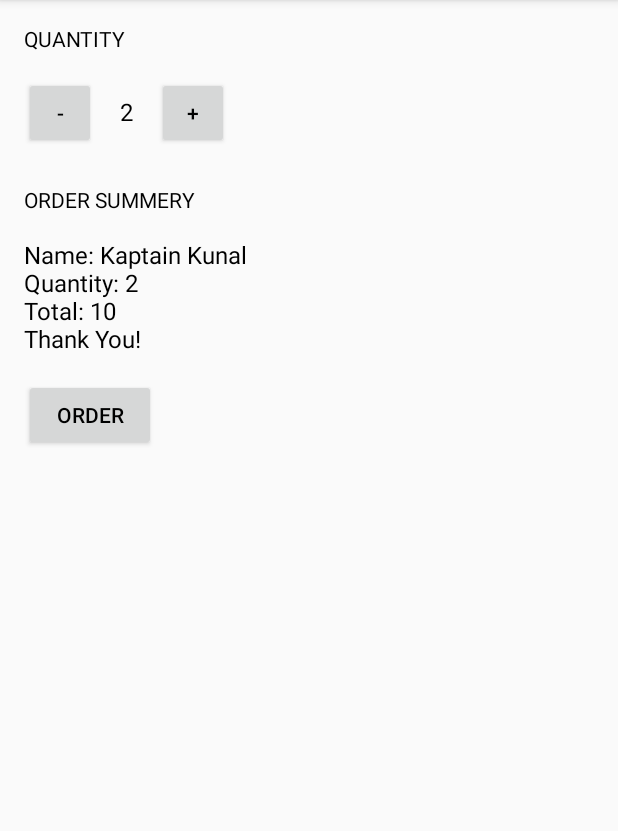
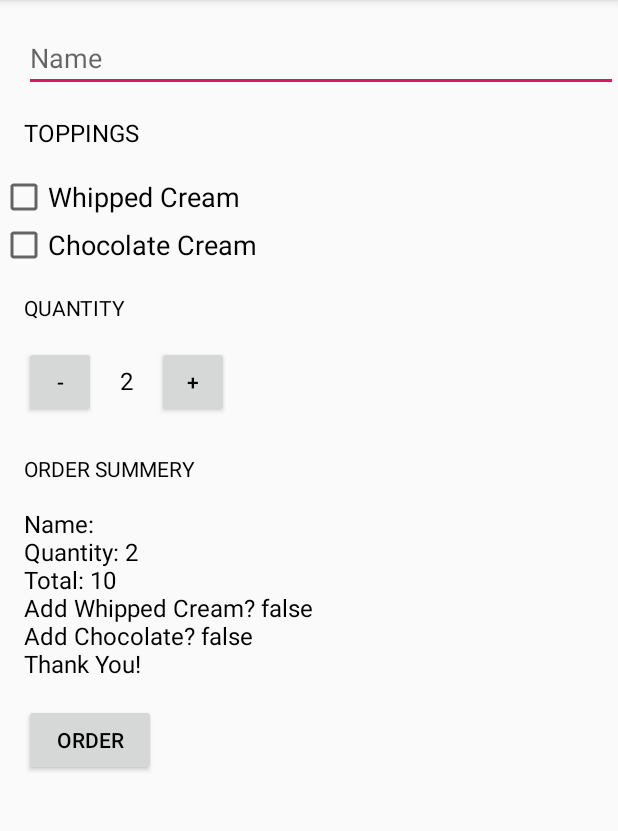
Before and after one commit to superdave2u/Personal-Projects, an Android app: the screen it shows after launch (MainActivity), after a tap on "ORDER", on a phone screen of 412 x 824 dp, the part 84-915 px from its top. Run offline under Robolectric (Android 15) with nearby library versions, the phone set to English and light mode, and no system bars.

Commit message:
finished adding EditText view to allow input of a person\'s name

```diff
--- a/JustJava/app/src/main/java/com/example/justjava/MainActivity.java
+++ b/JustJava/app/src/main/java/com/example/justjava/MainActivity.java
@@ -3,6 +3,8 @@ package com.example.justjava;
 import android.os.Bundle;
 import androidx.appcompat.app.AppCompatActivity;
 import android.view.View;
+import android.widget.CheckBox;
+import android.widget.EditText;
 import android.widget.TextView;
 import java.text.NumberFormat;
 
@@ -17,13 +19,22 @@ public class MainActivity extends AppCompatActivity {
     protected void onCreate(Bundle savedInstanceState) {
         super.onCreate(savedInstanceState);
         setContentView(R.layout.activity_main);
+
     }
 
     /**
      * This method is called when the order button is clicked.
      */
     public void submitOrder(View view) {
-        displayMessage(createOrderSummery(numberOfCoffees, (numberOfCoffees * 5)));
+
+        CheckBox addWhipCream = (CheckBox) findViewById(R.id.checkbox_whipped_cream);
+        CheckBox addChocolate = (CheckBox) findViewById(R.id.checkbox_chocolate);
+        EditText nameOfPerson = (EditText) findViewById(R.id.enter_name_view);
+        displayMessage(createOrderSummery(nameOfPerson.getText().toString(),
+                numberOfCoffees,
+                (numberOfCoffees * 5),
+                addWhipCream.isChecked(),
+                addChocolate.isChecked()));
     }
 
     public void increment(View view) {
@@ -37,7 +48,6 @@ public class MainActivity extends AppCompatActivity {
         displayQuantity(numberOfCoffees);
         displayPrice(numberOfCoffees * 5);
     }
-
 
     /**
      * This method displays the given quantity value on the screen.
@@ -62,17 +72,21 @@ public class MainActivity extends AppCompatActivity {
         TextView orderSummeryTextView = (TextView) findViewById(R.id.orderSummeryTextView);
         orderSummeryTextView.setText(message);
     }
-
     /**
      * Creates the order Summery to be displayed to user.
+     * @param personName String value of a person's name who is ordering
      * @param quantity number of items
      * @param priceOfOrder price of total items.
+     * @param addWhipCream did user add whip cream to their order?
+     * @param addChocolate did user add chocolate to their order?
      * @return string message thanking user.
      */
-    private String createOrderSummery(int quantity, int priceOfOrder) {
-        return("Name: Kaptain Kunal\n"
+    private String createOrderSummery(String personName, int quantity, int priceOfOrder, boolean addWhipCream, boolean addChocolate) {
+        return("Name: " + personName + "\n"
                 + "Quantity: " + quantity + "\n"
                 + "Total: " + priceOfOrder + "\n"
+                + "Add Whipped Cream? " + addWhipCream + "\n"
+                + "Add Chocolate? " + addChocolate + "\n"
                 + "Thank You!");
     }
 }
--- a/JustJava/app/src/main/res/layout/activity_main.xml
+++ b/JustJava/app/src/main/res/layout/activity_main.xml
@@ -1,15 +1,62 @@
-<RelativeLayout xmlns:android="http://schemas.android.com/apk/res/android"
+<ScrollView xmlns:android="http://schemas.android.com/apk/res/android"
     xmlns:tools="http://schemas.android.com/tools"
     android:layout_width="match_parent"
     android:layout_height="match_parent"
     tools:context=".MainActivity">
 
+
+    <RelativeLayout
+        android:layout_width="match_parent"
+        android:layout_height="wrap_content"
+        android:orientation="vertical">
+
+        <EditText
+            android:id="@+id/enter_name_view"
+            android:layout_width="match_parent"
+            android:layout_height="wrap_content"
+            android:hint="Name"
+            android:inputType="textMultiLine"
+            android:layout_marginLeft="16dp"
+            android:layout_marginTop="16dp"
+            android:layout_marginBottom="8dp"/>
+
+
+        <TextView
+            android:id="@+id/toppings_text_view"
+            android:layout_width="wrap_content"
+            android:layout_height="wrap_content"
+            android:layout_marginLeft="16dp"
+            android:layout_marginTop="8dp"
+            android:layout_marginBottom="16dp"
+            android:text="Toppings"
+            android:textAllCaps="true"
+            android:textColor="@android:color/black"
+            android:textSize="16sp"
+            android:layout_below="@+id/enter_name_view"/>
+
+        <CheckBox
+            android:id="@+id/checkbox_whipped_cream"
+            android:layout_width="wrap_content"
+            android:layout_height="wrap_content"
+            android:layout_below="@+id/toppings_text_view"
+            android:checked="false"
+            android:text="Whipped Cream"
+            android:textAppearance="?android:textAppearanceMedium" />
+
+        <CheckBox
+            android:id="@+id/checkbox_chocolate"
+            android:layout_width="wrap_content"
+            android:layout_height="wrap_content"
+            android:layout_below="@+id/checkbox_whipped_cream"
+            android:checked="false"
+            android:text="Chocolate Cream"
+            android:textAppearance="?android:textAppearanceMedium" />
+
         <TextView
             android:id="@+id/quantity_word"
             android:layout_width="wrap_content"
             android:layout_height="wrap_content"
-        android:layout_alignParentLeft="true"
-        android:layout_alignParentTop="true"
+            android:layout_below="@+id/checkbox_chocolate"
             android:layout_marginLeft="16dp"
             android:layout_marginTop="16dp"
             android:layout_marginBottom="8dp"
@@ -17,10 +64,10 @@
             android:textColor="@android:color/black" />
 
         <LinearLayout
-        android:id="@+id/linear_layout_1"
+            android:id="@+id/quantity_layout"
             android:layout_width="wrap_content"
             android:layout_height="wrap_content"
-        android:layout_below="@id/quantity_word"
+            android:layout_below="@+id/quantity_word"
             android:layout_marginLeft="8dp"
             android:layout_marginTop="8dp"
             android:layout_marginBottom="8dp"
@@ -64,8 +111,7 @@
             android:id="@+id/price_word"
             android:layout_width="wrap_content"
             android:layout_height="wrap_content"
-        android:layout_below="@+id/linear_layout_1"
-        android:layout_alignParentLeft="true"
+            android:layout_below="@+id/quantity_layout"
             android:layout_marginLeft="16dp"
             android:layout_marginTop="16dp"
             android:layout_marginBottom="8dp"
@@ -77,7 +123,7 @@
             android:id="@+id/orderSummeryTextView"
             android:layout_width="wrap_content"
             android:layout_height="wrap_content"
-        android:layout_below="@id/price_word"
+            android:layout_below="@+id/price_word"
             android:layout_marginLeft="16dp"
             android:layout_marginTop="8dp"
             android:layout_marginBottom="8dp"
@@ -97,5 +143,5 @@
             android:text="ORDER"
             android:textColor="@android:color/black" />
 
-
     </RelativeLayout>
+</ScrollView>
```
Lines whose indentation alone changed are shown as unchanged.
